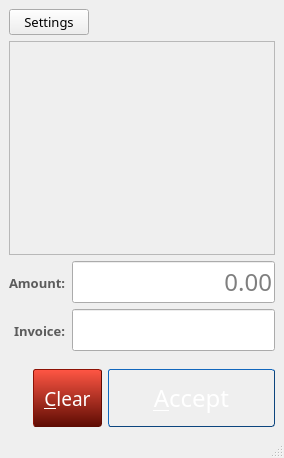
soupmonkey/pushcoin, file PoS/payment-processor/ui/main.ui: the form before one commit.
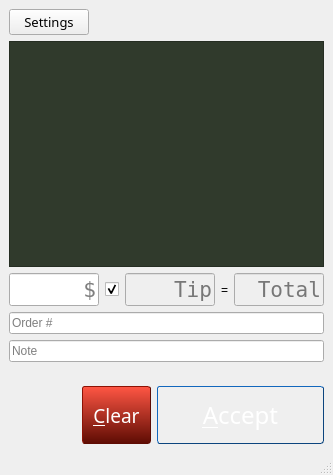
The form after the commit. Icons and pictures are not drawn.

Diff of the .ui file:
```diff
--- a/PoS/payment-processor/ui/main.ui
+++ b/PoS/payment-processor/ui/main.ui
@@ -6,15 +6,21 @@
    <rect>
     <x>0</x>
     <y>0</y>
-    <width>284</width>
-    <height>458</height>
+    <width>333</width>
+    <height>475</height>
    </rect>
   </property>
   <property name="windowTitle">
    <string>Payment Terminal</string>
   </property>
   <widget class="QWidget" name="centralwidget">
-   <layout class="QVBoxLayout" name="verticalLayout">
+   <property name="sizePolicy">
+    <sizepolicy hsizetype="Preferred" vsizetype="Preferred">
+     <horstretch>0</horstretch>
+     <verstretch>0</verstretch>
+    </sizepolicy>
+   </property>
+   <layout class="QVBoxLayout" name="verticalLayout_2">
     <item>
      <widget class="QFrame" name="frame">
       <property name="frameShape">
@@ -87,159 +93,141 @@
       <property name="enabled">
        <bool>false</bool>
       </property>
+      <property name="sizePolicy">
+       <sizepolicy hsizetype="Expanding" vsizetype="Expanding">
+        <horstretch>0</horstretch>
+        <verstretch>0</verstretch>
+       </sizepolicy>
+      </property>
       <property name="acceptDrops">
        <bool>false</bool>
       </property>
+      <property name="styleSheet">
+       <string notr="true">background-color: rgb(48, 58, 44);
+color: rgb(239, 255, 255);</string>
+      </property>
      </widget>
     </item>
     <item>
-     <layout class="QFormLayout" name="formLayout">
-      <property name="labelAlignment">
-       <set>Qt::AlignBottom|Qt::AlignRight|Qt::AlignTrailing</set>
+     <widget class="QWidget" name="widget_5" native="true">
+      <layout class="QHBoxLayout" name="horizontalLayout_5">
+       <property name="margin">
+        <number>0</number>
+       </property>
+       <item>
+        <widget class="QLineEdit" name="input_cost">
+         <property name="font">
+          <font>
+           <family>Andale Mono</family>
+           <pointsize>16</pointsize>
+          </font>
+         </property>
+         <property name="alignment">
+          <set>Qt::AlignRight|Qt::AlignTrailing|Qt::AlignVCenter</set>
+         </property>
+         <property name="placeholderText">
+          <string>$</string>
+         </property>
+        </widget>
+       </item>
+       <item>
+        <widget class="QCheckBox" name="chbox_tip">
+         <property name="toolTip">
+          <string>Add tip to total</string>
+         </property>
+         <property name="layoutDirection">
+          <enum>Qt::LeftToRight</enum>
+         </property>
+         <property name="text">
+          <string/>
+         </property>
+         <property name="checked">
+          <bool>true</bool>
+         </property>
+        </widget>
+       </item>
+       <item>
+        <widget class="QLineEdit" name="view_tip">
+         <property name="enabled">
+          <bool>false</bool>
+         </property>
+         <property name="font">
+          <font>
+           <family>Andale Mono</family>
+           <pointsize>16</pointsize>
+          </font>
+         </property>
+         <property name="alignment">
+          <set>Qt::AlignRight|Qt::AlignTrailing|Qt::AlignVCenter</set>
+         </property>
+         <property name="placeholderText">
+          <string>Tip</string>
+         </property>
+        </widget>
+       </item>
+       <item>
+        <widget class="QLabel" name="label">
+         <property name="text">
+          <string>=</string>
+         </property>
+        </widget>
+       </item>
+       <item>
+        <widget class="QLineEdit" name="view_total">
+         <property name="enabled">
+          <bool>false</bool>
+         </property>
+         <property name="font">
+          <font>
+           <family>Andale Mono</family>
+           <pointsize>16</pointsize>
+          </font>
+         </property>
+         <property name="alignment">
+          <set>Qt::AlignRight|Qt::AlignTrailing|Qt::AlignVCenter</set>
+         </property>
+         <property name="placeholderText">
+          <string>Total</string>
+         </property>
+        </widget>
+       </item>
+      </layout>
+     </widget>
+    </item>
+    <item>
+     <widget class="QLineEdit" name="input_order_id">
+      <property name="placeholderText">
+       <string>Order #</string>
       </property>
-      <item row="0" column="0">
-       <widget class="QLabel" name="label">
-        <property name="palette">
-         <palette>
-          <active>
-           <colorrole role="WindowText">
-            <brush brushstyle="SolidPattern">
-             <color alpha="255">
-              <red>91</red>
-              <green>91</green>
-              <blue>91</blue>
-             </color>
-            </brush>
-           </colorrole>
-          </active>
-          <inactive>
-           <colorrole role="WindowText">
-            <brush brushstyle="SolidPattern">
-             <color alpha="255">
-              <red>91</red>
-              <green>91</green>
-              <blue>91</blue>
-             </color>
-            </brush>
-           </colorrole>
-          </inactive>
-          <disabled>
-           <colorrole role="WindowText">
-            <brush brushstyle="SolidPattern">
-             <color alpha="255">
-              <red>123</red>
-              <green>123</green>
-              <blue>123</blue>
-             </color>
-            </brush>
-           </colorrole>
-          </disabled>
-         </palette>
-        </property>
-        <property name="font">
-         <font>
-          <family>Sans Serif</family>
-          <pointsize>10</pointsize>
-          <weight>75</weight>
-          <bold>true</bold>
-         </font>
-        </property>
-        <property name="text">
-         <string>Amount:</string>
-        </property>
-        <property name="alignment">
-         <set>Qt::AlignBottom|Qt::AlignLeading|Qt::AlignLeft</set>
-        </property>
-       </widget>
-      </item>
-      <item row="0" column="1">
-       <widget class="QLineEdit" name="charge">
-        <property name="font">
-         <font>
-          <family>Sans Serif</family>
-          <pointsize>18</pointsize>
-         </font>
-        </property>
-        <property name="inputMethodHints">
-         <set>Qt::ImhDigitsOnly|Qt::ImhFormattedNumbersOnly</set>
-        </property>
-        <property name="alignment">
-         <set>Qt::AlignRight|Qt::AlignTrailing|Qt::AlignVCenter</set>
-        </property>
-        <property name="placeholderText">
-         <string>0.00</string>
-        </property>
-       </widget>
-      </item>
-      <item row="1" column="0">
-       <widget class="QLabel" name="label_2">
-        <property name="palette">
-         <palette>
-          <active>
-           <colorrole role="WindowText">
-            <brush brushstyle="SolidPattern">
-             <color alpha="255">
-              <red>91</red>
-              <green>91</green>
-              <blue>91</blue>
-             </color>
-            </brush>
-           </colorrole>
-          </active>
-          <inactive>
-           <colorrole role="WindowText">
-            <brush brushstyle="SolidPattern">
-             <color alpha="255">
-              <red>91</red>
-              <green>91</green>
-              <blue>91</blue>
-             </color>
-            </brush>
-           </colorrole>
-          </inactive>
-          <disabled>
-           <colorrole role="WindowText">
-            <brush brushstyle="SolidPattern">
-             <color alpha="255">
-              <red>123</red>
-              <green>123</green>
-              <blue>123</blue>
-             </color>
-            </brush>
-           </colorrole>
-          </disabled>
-         </palette>
-        </property>
-        <property name="font">
-         <font>
-          <family>Sans Serif</family>
-          <pointsize>10</pointsize>
-          <weight>75</weight>
-          <bold>true</bold>
-         </font>
-        </property>
-        <property name="text">
-         <string>Invoice:</string>
-        </property>
-        <property name="alignment">
-         <set>Qt::AlignBottom|Qt::AlignLeading|Qt::AlignLeft</set>
-        </property>
-       </widget>
-      </item>
-      <item row="1" column="1">
-       <widget class="QLineEdit" name="order_id">
-        <property name="font">
-         <font>
-          <family>Sans Serif</family>
-          <pointsize>18</pointsize>
-         </font>
-        </property>
-        <property name="alignment">
-         <set>Qt::AlignRight|Qt::AlignTrailing|Qt::AlignVCenter</set>
-        </property>
-       </widget>
-      </item>
-     </layout>
+     </widget>
+    </item>
+    <item>
+     <widget class="QLineEdit" name="input_note">
+      <property name="placeholderText">
+       <string>Note</string>
+      </property>
+     </widget>
+    </item>
+    <item>
+     <widget class="QWidget" name="widget_3" native="true">
+      <layout class="QHBoxLayout" name="horizontalLayout_4">
+       <property name="margin">
+        <number>0</number>
+       </property>
+       <item>
+        <widget class="QWidget" name="widget_4" native="true">
+         <property name="layoutDirection">
+          <enum>Qt::RightToLeft</enum>
+         </property>
+         <layout class="QVBoxLayout" name="verticalLayout_3">
+          <property name="margin">
+           <number>0</number>
+          </property>
+         </layout>
+        </widget>
+       </item>
+      </layout>
+     </widget>
     </item>
     <item>
      <layout class="QHBoxLayout" name="horizontalLayout">
```
Left out of the diff: 66 changed lines with no effect on the pictures.
